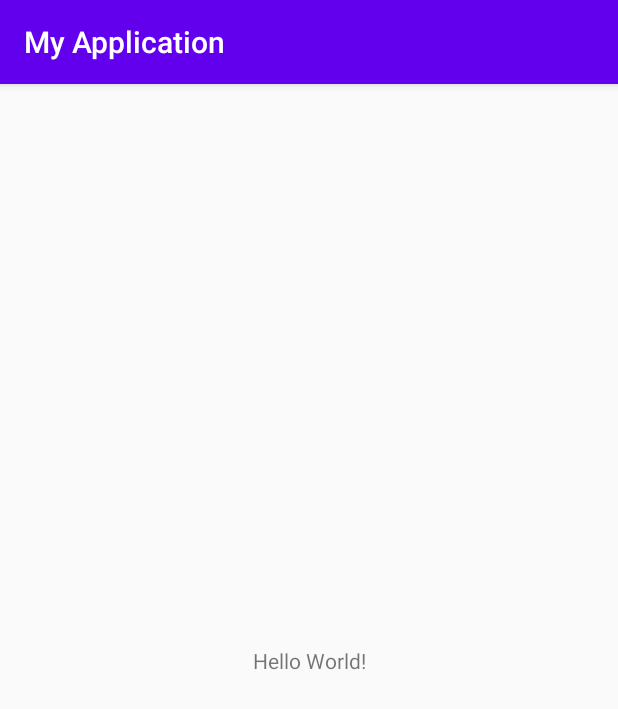
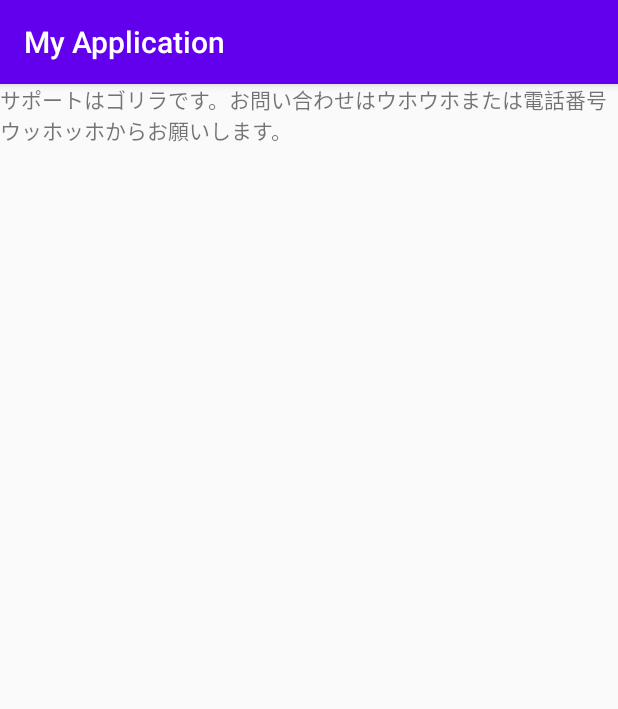
Before and after one commit to Knzo36/AndroidSampleApp, an Android app: the screen it shows after launch (MainActivity), on a phone screen of 412 x 824 dp. Shown: the top 709 px of the screen. Run offline under Robolectric (Android 15) with nearby library versions, the phone set to English and light mode, and no system bars.

Commit message:
main activity追加

```diff
--- a/app/src/main/res/layout/activity_main.xml
+++ b/app/src/main/res/layout/activity_main.xml
@@ -7,12 +7,10 @@
     tools:context=".MainActivity">
 
     <TextView
+        android:id="@+id/text"
         android:layout_width="wrap_content"
         android:layout_height="wrap_content"
-        android:text="Hello World!"
-        app:layout_constraintBottom_toBottomOf="parent"
-        app:layout_constraintLeft_toLeftOf="parent"
-        app:layout_constraintRight_toRightOf="parent"
-        app:layout_constraintTop_toTopOf="parent" />
+        android:text="サポートはゴリラです。お問い合わせはウホウホまたは電話番号ウッホッホからお願いします。" />
+
 
 </androidx.constraintlayout.widget.ConstraintLayout>
```
